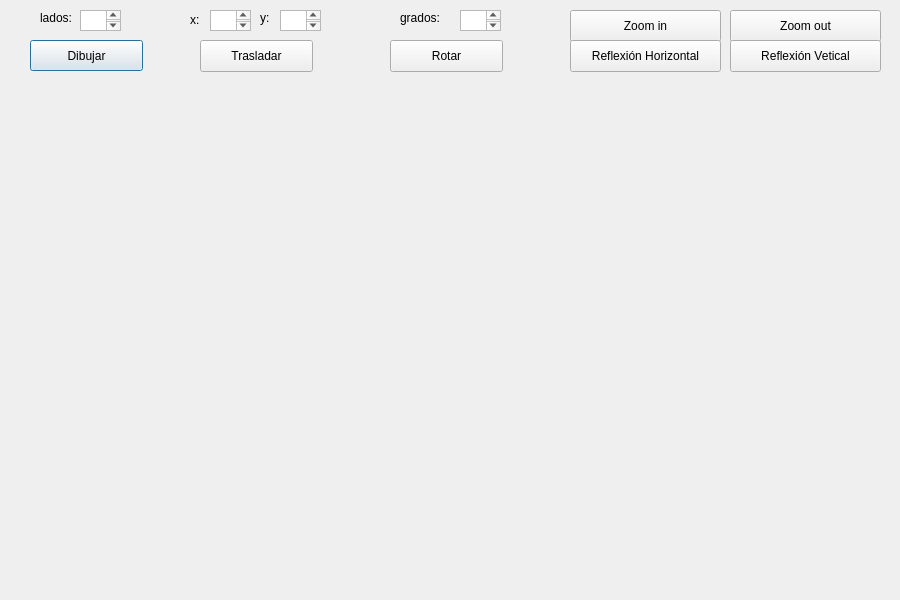
This is Pruebas-Tarea-5/poligonos.ui in danielroa98/Quinto-Semestre as Qt 5 draws it before an edit. The edited form follows.
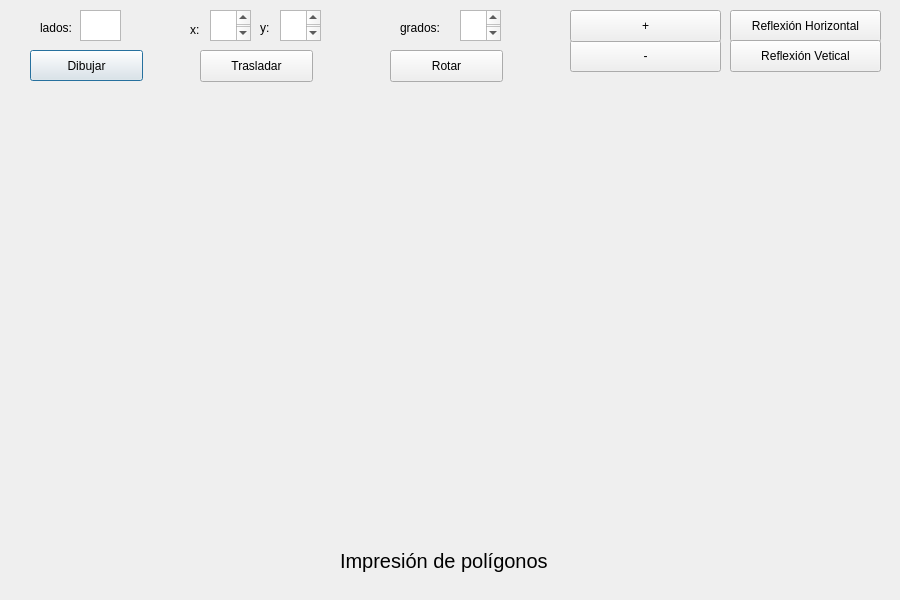
This is the edited form.

```diff
--- a/Pruebas-Tarea-5/poligonos.ui
+++ b/Pruebas-Tarea-5/poligonos.ui
@@ -17,7 +17,7 @@
    <property name="geometry">
     <rect>
      <x>30</x>
-     <y>40</y>
+     <y>50</y>
      <width>113</width>
      <height>31</height>
     </rect>
@@ -30,7 +30,7 @@
    <property name="geometry">
     <rect>
      <x>190</x>
-     <y>10</y>
+     <y>20</y>
      <width>21</width>
      <height>20</height>
     </rect>
@@ -43,7 +43,7 @@
    <property name="geometry">
     <rect>
      <x>260</x>
-     <y>10</y>
+     <y>20</y>
      <width>21</width>
      <height>16</height>
     </rect>
@@ -56,7 +56,7 @@
    <property name="geometry">
     <rect>
      <x>40</x>
-     <y>10</y>
+     <y>20</y>
      <width>61</width>
      <height>16</height>
     </rect>
@@ -71,9 +71,14 @@
      <x>210</x>
      <y>10</y>
      <width>41</width>
-     <height>21</height>
+     <height>31</height>
     </rect>
    </property>
+   <property name="font">
+    <font>
+     <pointsize>14</pointsize>
+    </font>
+   </property>
   </widget>
   <widget class="QTextEdit" name="boxXfin">
    <property name="geometry">
@@ -81,7 +86,7 @@
      <x>80</x>
      <y>10</y>
      <width>41</width>
-     <height>21</height>
+     <height>31</height>
     </rect>
    </property>
   </widget>
@@ -91,15 +96,20 @@
      <x>280</x>
      <y>10</y>
      <width>41</width>
-     <height>21</height>
+     <height>31</height>
     </rect>
    </property>
+   <property name="font">
+    <font>
+     <pointsize>14</pointsize>
+    </font>
+   </property>
   </widget>
   <widget class="QPushButton" name="pushButton_2">
    <property name="geometry">
     <rect>
      <x>200</x>
-     <y>40</y>
+     <y>50</y>
      <width>113</width>
      <height>32</height>
     </rect>
@@ -112,7 +122,7 @@
    <property name="geometry">
     <rect>
      <x>390</x>
-     <y>40</y>
+     <y>50</y>
      <width>113</width>
      <height>32</height>
     </rect>
@@ -124,14 +134,14 @@
   <widget class="QPushButton" name="pushButton_4">
    <property name="geometry">
     <rect>
-     <x>730</x>
-     <y>10</y>
+     <x>570</x>
+     <y>40</y>
      <width>151</width>
      <height>32</height>
     </rect>
    </property>
    <property name="text">
-    <string>Zoom out</string>
+    <string>-</string>
    </property>
   </widget>
   <widget class="QPushButton" name="pushButton_5">
@@ -144,14 +154,14 @@
     </rect>
    </property>
    <property name="text">
-    <string>Zoom in</string>
+    <string>+</string>
    </property>
   </widget>
   <widget class="QPushButton" name="pushButton_6">
    <property name="geometry">
     <rect>
-     <x>570</x>
-     <y>40</y>
+     <x>730</x>
+     <y>10</y>
      <width>151</width>
      <height>32</height>
     </rect>
@@ -179,15 +189,20 @@
      <x>460</x>
      <y>10</y>
      <width>41</width>
-     <height>21</height>
+     <height>31</height>
     </rect>
    </property>
+   <property name="font">
+    <font>
+     <pointsize>14</pointsize>
+    </font>
+   </property>
   </widget>
   <widget class="QLabel" name="label_5">
    <property name="geometry">
     <rect>
      <x>400</x>
-     <y>10</y>
+     <y>20</y>
      <width>51</width>
      <height>16</height>
     </rect>
@@ -196,6 +211,24 @@
     <string>grados:</string>
    </property>
   </widget>
+  <widget class="QLabel" name="label">
+   <property name="geometry">
+    <rect>
+     <x>340</x>
+     <y>540</y>
+     <width>241</width>
+     <height>41</height>
+    </rect>
+   </property>
+   <property name="font">
+    <font>
+     <pointsize>15</pointsize>
+    </font>
+   </property>
+   <property name="text">
+    <string>Impresión de polígonos</string>
+   </property>
+  </widget>
  </widget>
  <resources/>
  <connections/>
```
